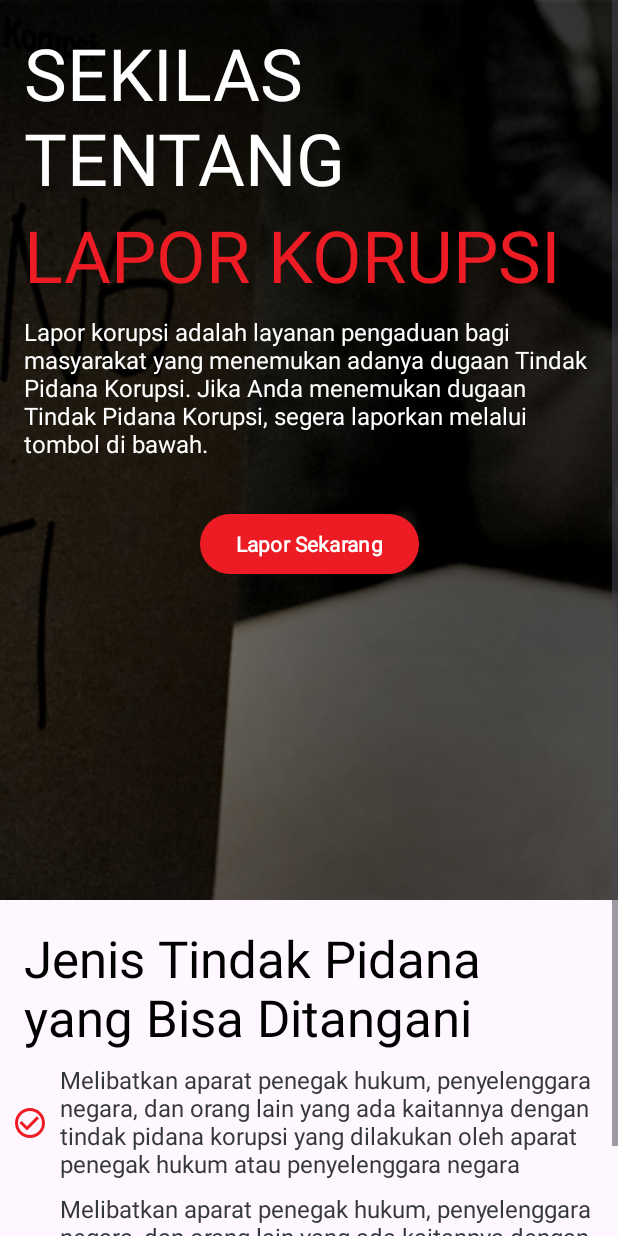
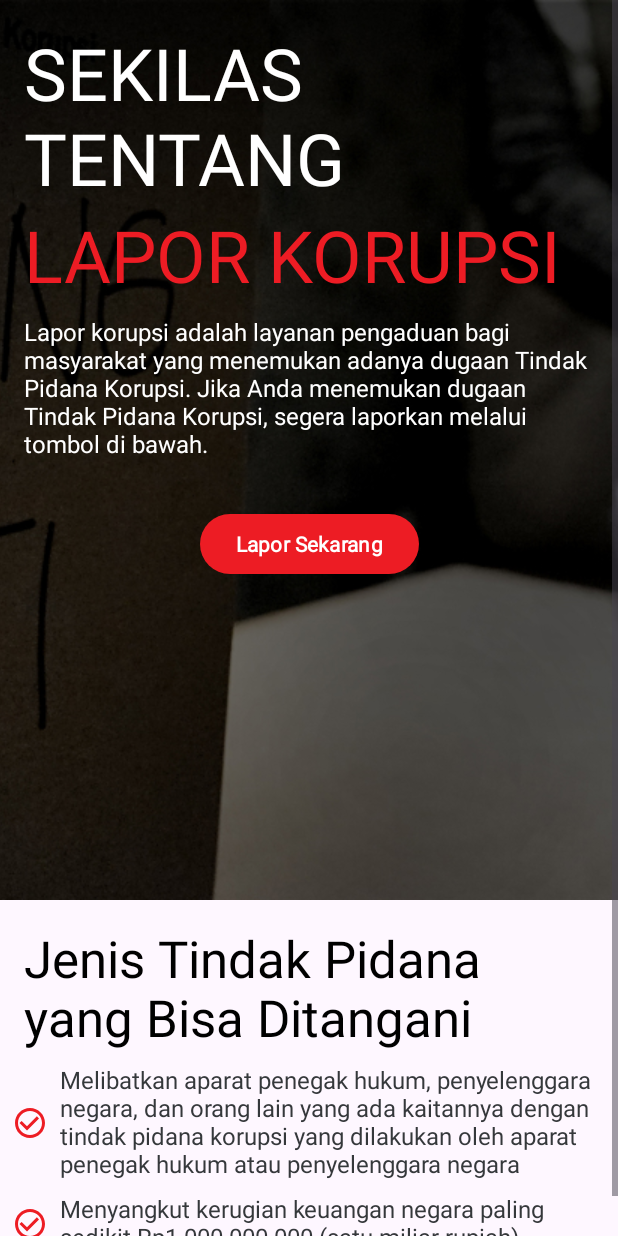
Before and after one commit to HazmiHan/LaporKorupsi, an Android app: the fragment HomeFragment shown on its own in the app's theme, on a phone screen of 412 x 824 dp. Run offline under Robolectric (Android 15) with nearby library versions, the phone set to English and light mode, and no system bars; Roboto replaces fonts that are not available here.

Commit message:
Fix the text in home fragment

```diff
--- a/app/src/main/res/layout/fragment_home.xml
+++ b/app/src/main/res/layout/fragment_home.xml
@@ -138,7 +138,7 @@
             android:layout_marginEnd="16dp"
             android:layout_marginBottom="16dp"
             android:fontFamily="@font/roboto"
-            android:text="@string/tindak_pidana_1"
+            android:text="@string/tindak_pidana_2"
             android:textColor="@color/gray"
             android:textSize="16sp"
             app:layout_constraintBottom_toBottomOf="parent"
```
